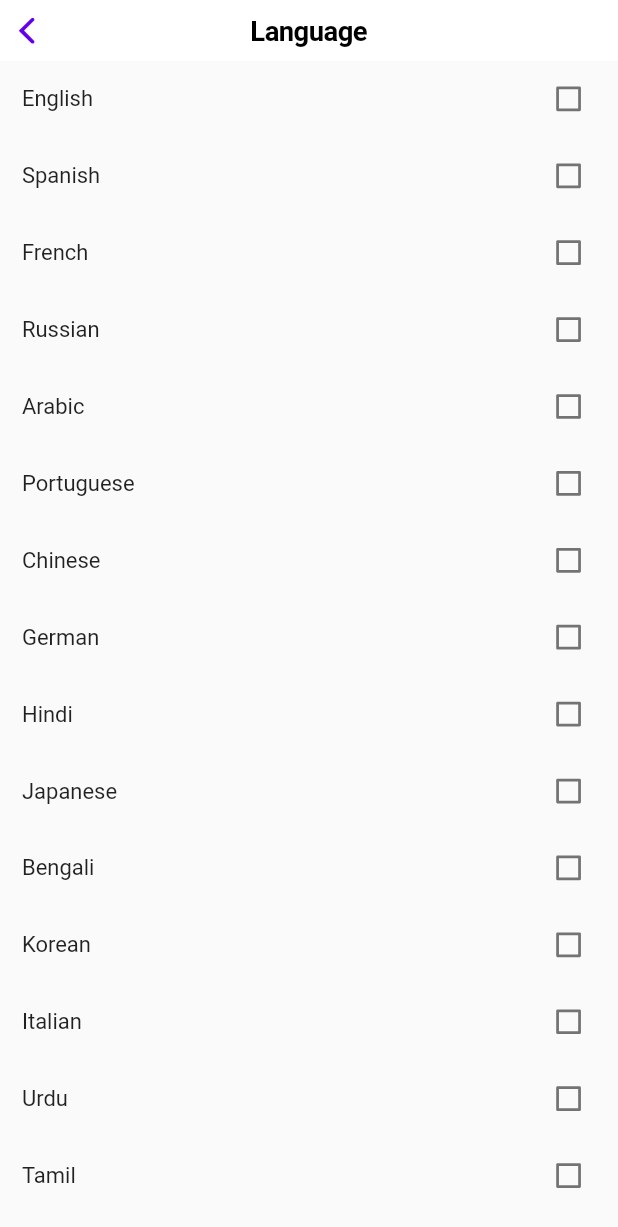
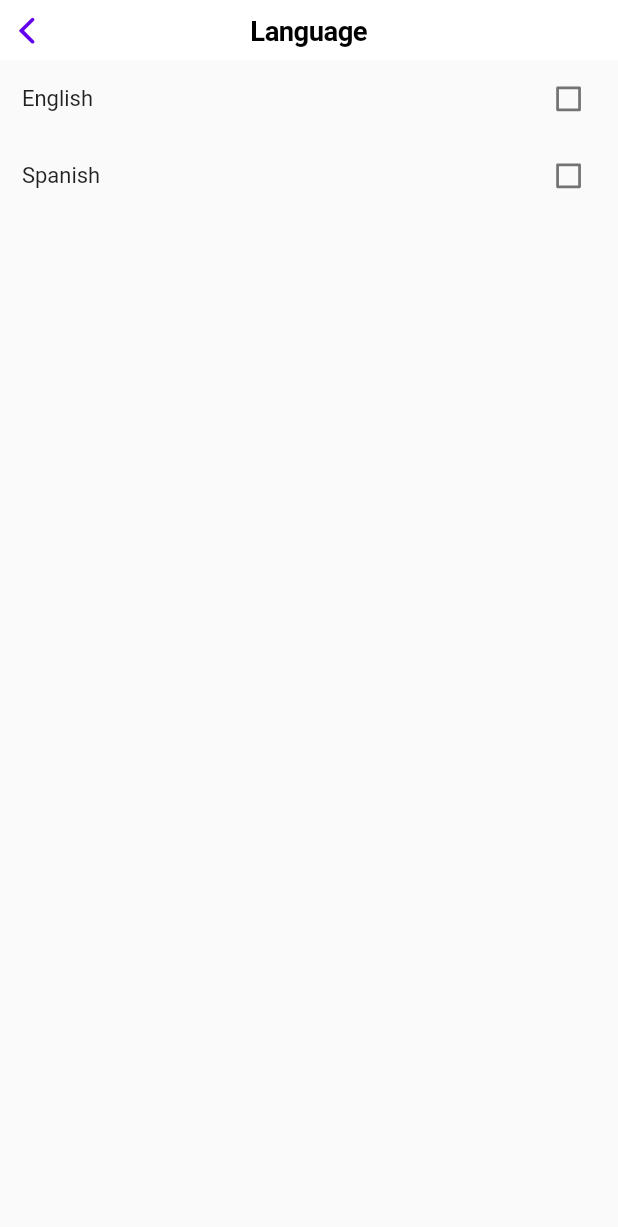
Before and after one commit to reygalaviz/reminder_app, a Flutter app: the SettingsTab screen opened directly, after a tap on "Language", on a phone screen of 412 x 824 dp. Shown: the top 1227 px of the screen. Run offline on Flutter 3.47's test engine with Material 2 defaults, Android fonts, the phone set to English and light mode, and no system bars; our stand-ins replace flutter_local_notifications, flutter_markdown, flutter_native_timezone, flutter_slidable, font_awesome_flutter, get and 7 more; missing offline and left inert: bottom_picker, dart:ffi, localstore; accounts and stored records are empty.

Commit message:
ui changes

```diff
--- /dev/null
+++ b/lib/languages/en_US.dart
@@ -0,0 +1 @@
+const Map<String, String> enUS = {'language': 'Language'};
--- /dev/null
+++ b/lib/languages/es_SPA.dart
@@ -0,0 +1 @@
+const Map<String, String> esSPA = {'language': 'Lenguage'};
--- a/lib/screens/settings-language.dart
+++ b/lib/screens/settings-language.dart
@@ -1,6 +1,10 @@
 import 'package:flutter/material.dart';
 import 'package:flutter/src/foundation/key.dart';
 import 'package:flutter/src/widgets/framework.dart';
+import 'package:get/get.dart';
+import 'package:get/route_manager.dart';
+import 'package:reminder_app/languages/en_US.dart';
+import 'package:reminder_app/languages/es_SPA.dart';
 import 'package:reminder_app/screens/settings.dart';
 
 class SettingsLanguage extends StatefulWidget {
@@ -11,34 +15,9 @@ class SettingsLanguage extends StatefulWidget {
 }
 
 class _SettingsLanguageState extends State<SettingsLanguage> {
-  bool? _isChecked = false;
-  List<String> languages = [
-    'English',
-    'Spanish',
-    'French',
-    'Russian',
-    'Arabic',
-    'Portuguese',
-    'Chinese',
-    'German',
-    'Hindi',
-    'Japanese',
-    'Bengali',
-    'Korean',
-    'Italian',
-    'Urdu',
-    'Tamil',
-    'Telugu',
-    'Vietnamese',
-    'Marathi',
-    'Punjabi',
-    'Turkish',
-    'Indonesian',
-    'Gujarati',
-    'Javanese',
-    'Polish'
-  ];
+  // bool? _isChecked = false;
   List<String> _checkedLang = [];
+
   @override
   Widget build(BuildContext context) {
     return Material(
@@ -52,15 +31,21 @@ class _SettingsLanguageState extends State<SettingsLanguage> {
                           ListView.builder(
                               physics: const NeverScrollableScrollPhysics(),
                               shrinkWrap: true,
-                              itemCount: languages.length,
+                              itemCount: LocalizationService.langs.length,
                               itemBuilder: (context, index) {
                                 return CheckboxListTile(
-                                    value:
-                                        _checkedLang.contains(languages[index]),
+                                    value: _checkedLang.contains(
+                                        LocalizationService.langs[index]),
                                     onChanged: (val) {
-                                      _onSelected(val!, languages[index]);
+                                      _onSelected(val!,
+                                          LocalizationService.langs[index]);
+                                      setState(() {
+                                        LocalizationService().changeLocale(
+                                            LocalizationService.langs[index]);
+                                      });
                                     },
-                                    title: Text(languages[index]));
+                                    title:
+                                        Text(LocalizationService.langs[index]));
                               }),
                         ],
                       ),
@@ -84,3 +69,34 @@ class _SettingsLanguageState extends State<SettingsLanguage> {
     }
   }
 }
+
+class LocalizationService extends Translations {
+  static final local = Locale('en', 'US');
+  static final fallBackLocale = Locale('en', 'US');
+
+  static final langs = ['English', 'Spanish'];
+  static final locales = [
+    Locale('en', 'US'),
+    Locale('es', 'SPA'),
+  ];
+
+  @override
+  Map<String, Map<String, String>> get keys => {
+        'en_US': enUS,
+        'es_SPA': esSPA,
+      };
+
+  void changeLocale(String lang) {
+    final locale = getLocaleFromLanguage(lang);
+    Get.updateLocale(locale!);
+  }
+
+  Locale? getLocaleFromLanguage(String lang) {
+    for (int i = 0; i < langs.length; i++) {
+      if (lang == langs[i]) {
+        return locales[i];
+      }
+    }
+    return Get.locale;
+  }
+}
--- a/lib/screens/settings-support.dart
+++ b/lib/screens/settings-support.dart
@@ -327,7 +327,8 @@ class _SettingsSupportState extends State<SettingsSupport> {
                                             const OutlineInputBorder(
                                                 borderSide: BorderSide(
                                                     color: Colors.red)),
-                                        contentPadding: EdgeInsets.all(6.0),
+                                        contentPadding:
+                                            const EdgeInsets.all(6.0),
                                         enabledBorder: OutlineInputBorder(
                                             borderSide: BorderSide(
                                                 color: Theme.of(context)
--- a/lib/screens/settings.dart
+++ b/lib/screens/settings.dart
@@ -1,5 +1,6 @@
 import 'package:flutter/cupertino.dart';
 import 'package:flutter/material.dart';
+import 'package:get/get.dart';
 import 'package:modal_bottom_sheet/modal_bottom_sheet.dart';
 import 'package:reminder_app/main.dart';
 import 'package:reminder_app/screens/settings-language.dart';
@@ -26,9 +27,6 @@ class SettingsTab extends StatefulWidget {
 }
 
 class _SettingsTabState extends State<SettingsTab> {
-  int currentview = 0;
-  late List<Widget> pages;
-
   bool ball = false;
 
   @override
@@ -235,7 +233,7 @@ class _SettingsTabState extends State<SettingsTab> {
                   navigationBar: CupertinoNavigationBar(
                     backgroundColor: Theme.of(context).backgroundColor,
                     middle: Text(
-                      'Language',
+                      'language'.tr,
                       style: TextStyle(
                           color: Theme.of(context).primaryColor, fontSize: 20),
                     ),
--- a/pubspec.yaml
+++ b/pubspec.yaml
@@ -42,6 +42,7 @@ dependencies:
   modal_bottom_sheet: ^2.1.0
   flutter_markdown: ^0.6.11
   get:
+  get_storage:
 
 
 
```
Also changed, not shown: lib/main.dart (+6 -1 lines), lib/screens/all_notes.dart (+10 -2 lines), lib/screens/edit_notes.dart (+18 -5 lines), lib/screens/search_notes.dart (+8 -0 lines), pubspec.lock.
